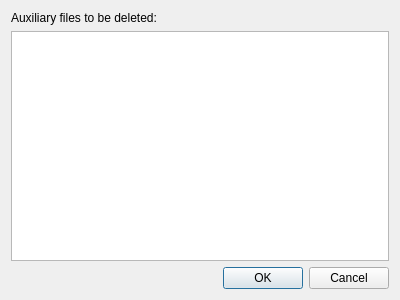
Old version of the form src/ConfirmDelete.ui in the repository Sharpie/TeXworks.
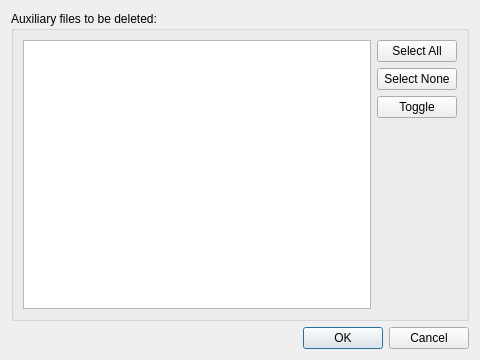
New version of the form.

Commit message: updated Remove Aux Files dialog, see issue #278

Diff of the .ui file:
```diff
--- a/src/ConfirmDelete.ui
+++ b/src/ConfirmDelete.ui
@@ -4,12 +4,12 @@
   <property name="windowModality" >
    <enum>Qt::ApplicationModal</enum>
   </property>
-  <property name="geometry" >
+  <property name="geometry">
    <rect>
     <x>0</x>
     <y>0</y>
-    <width>400</width>
-    <height>300</height>
+    <width>480</width>
+    <height>360</height>
    </rect>
   </property>
   <property name="windowTitle" >
@@ -18,17 +18,73 @@
   <property name="modal" >
    <bool>true</bool>
   </property>
-  <layout class="QGridLayout" name="gridLayout" >
-   <item row="0" column="0" >
-    <widget class="QLabel" name="label" >
-     <property name="text" >
+  <layout class="QGridLayout" name="gridLayout_2">
+   <item row="0" column="0">
+    <widget class="QGroupBox" name="groupBox">
+     <property name="title">
       <string>Auxiliary files to be deleted:</string>
      </property>
+     <layout class="QGridLayout" name="gridLayout">
+      <item row="0" column="0" rowspan="2">
+       <widget class="QListWidget" name="listWidget">
+        <property name="editTriggers">
+         <set>QAbstractItemView::NoEditTriggers</set>
+        </property>
+        <property name="alternatingRowColors">
+         <bool>true</bool>
+        </property>
+        <property name="selectionMode">
+         <enum>QAbstractItemView::NoSelection</enum>
+        </property>
+        <property name="spacing">
+         <number>1</number>
+        </property>
+       </widget>
+      </item>
+      <item row="0" column="1">
+       <layout class="QVBoxLayout" name="verticalLayout">
+        <item>
+         <widget class="QPushButton" name="selectAll">
+          <property name="text">
+           <string>Select All</string>
+          </property>
+         </widget>
+        </item>
+        <item>
+         <widget class="QPushButton" name="selectNone">
+          <property name="text">
+           <string>Select None</string>
+          </property>
+         </widget>
+        </item>
+        <item>
+         <widget class="QPushButton" name="toggleSelection">
+          <property name="text">
+           <string>Toggle</string>
+          </property>
+         </widget>
+        </item>
+       </layout>
+      </item>
+      <item row="1" column="1">
+       <spacer name="verticalSpacer">
+        <property name="orientation">
+         <enum>Qt::Vertical</enum>
+        </property>
+        <property name="sizeHint" stdset="0">
+         <size>
+          <width>20</width>
+          <height>152</height>
+         </size>
+        </property>
+       </spacer>
+      </item>
+     </layout>
     </widget>
    </item>
-   <item row="2" column="0" >
-    <widget class="QDialogButtonBox" name="buttonBox" >
-     <property name="orientation" >
+   <item row="1" column="0">
+    <widget class="QDialogButtonBox" name="buttonBox">
+     <property name="orientation">
       <enum>Qt::Horizontal</enum>
      </property>
      <property name="standardButtons" >
@@ -36,22 +92,6 @@
      </property>
     </widget>
    </item>
-   <item row="1" column="0" >
-    <widget class="QListWidget" name="listWidget" >
-     <property name="editTriggers" >
-      <set>QAbstractItemView::NoEditTriggers</set>
-     </property>
-     <property name="alternatingRowColors" >
-      <bool>true</bool>
-     </property>
-     <property name="selectionMode" >
-      <enum>QAbstractItemView::NoSelection</enum>
-     </property>
-     <property name="spacing" >
-      <number>1</number>
-     </property>
-    </widget>
-   </item>
   </layout>
  </widget>
  <resources/>
```
Left out of the diff: 21 changed lines with no effect on the pictures. The commit also changes 4 other files.
